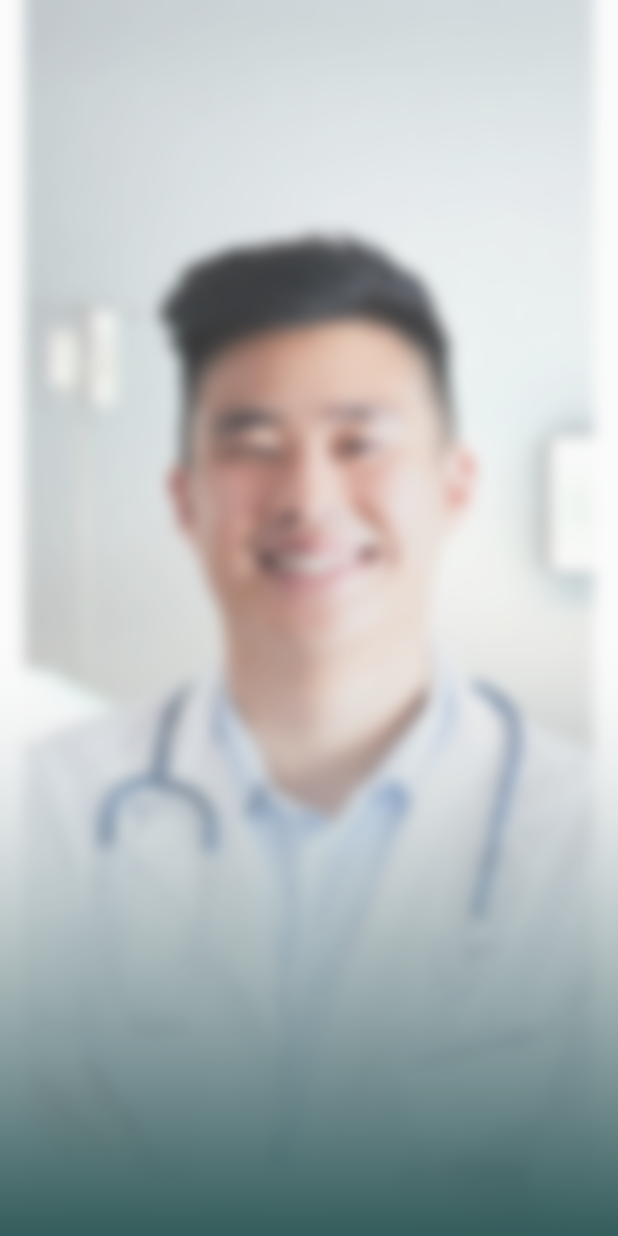
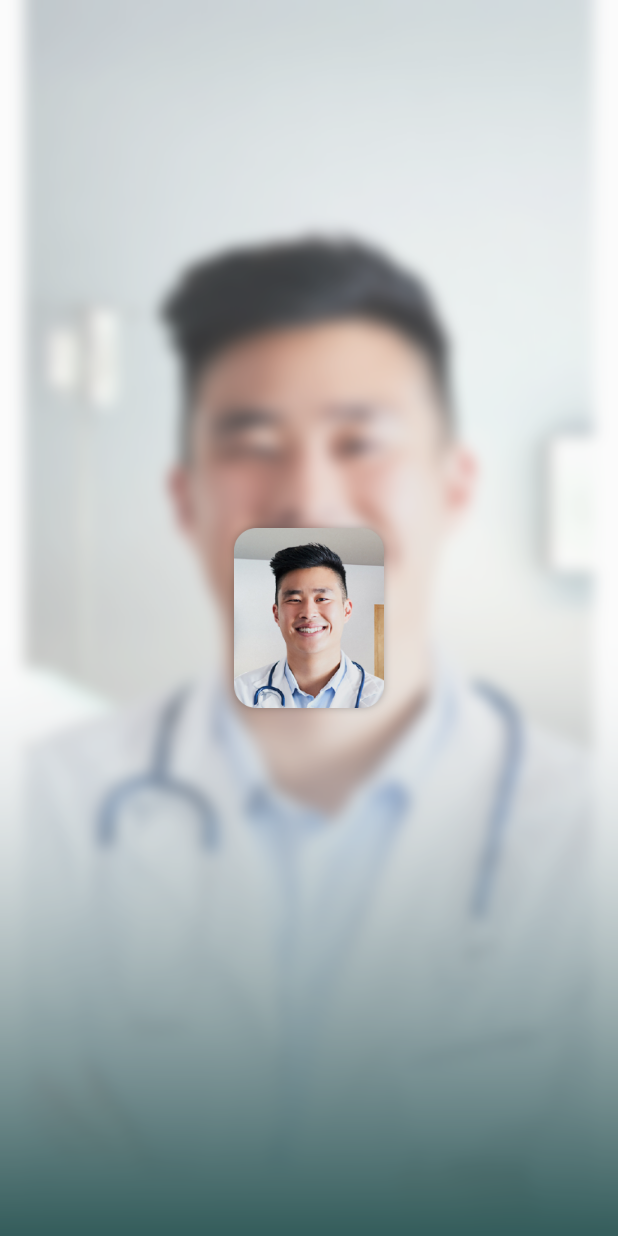
Before and after one commit to romofel/flutter-ui_practice-medical, a Flutter app: the AudioCallScreen screen opened directly, on a phone screen of 412 x 824 dp. Run offline on Flutter 3.47's test engine with Material 2 defaults, Android fonts, the phone set to English and light mode, and no system bars; our stand-ins replace google_fonts.

Commit message:
Add audio avatar and style its shadow

```diff
--- a/lib/screens/audio_call_screen.dart
+++ b/lib/screens/audio_call_screen.dart
@@ -60,6 +60,26 @@ class AudioCallScreen extends StatelessWidget {
               ),
             ),
           ),
+          Center(
+            child: Container(
+              width: 100,
+              height: 120,
+              decoration: BoxDecoration(
+                borderRadius: BorderRadius.circular(15),
+                boxShadow: const <BoxShadow>[
+                  BoxShadow(
+                    color: Colors.black26,
+                    offset: Offset(0, 0),
+                    blurRadius: 4.0,
+                  ),
+                ],
+              ),
+              child: Image.asset(
+                'assets/images/audio_call_screen/audio_call_avatar.png',
+                fit: BoxFit.cover,
+              ),
+            ),
+          ),
         ],
       ),
     );
```
